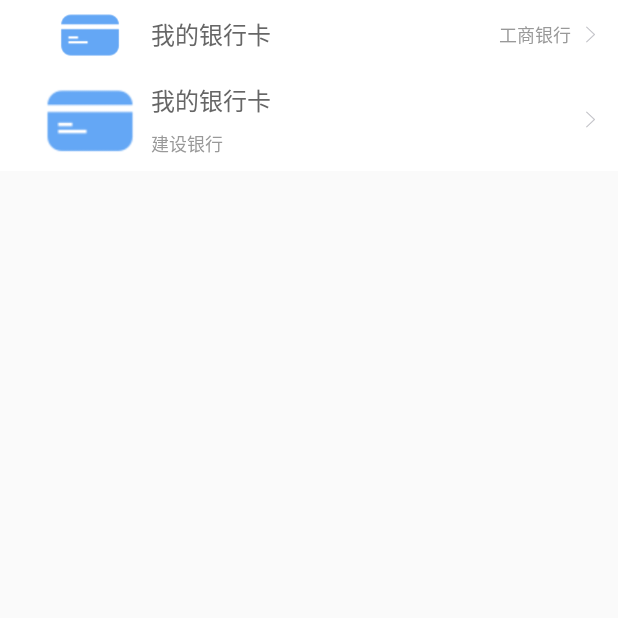
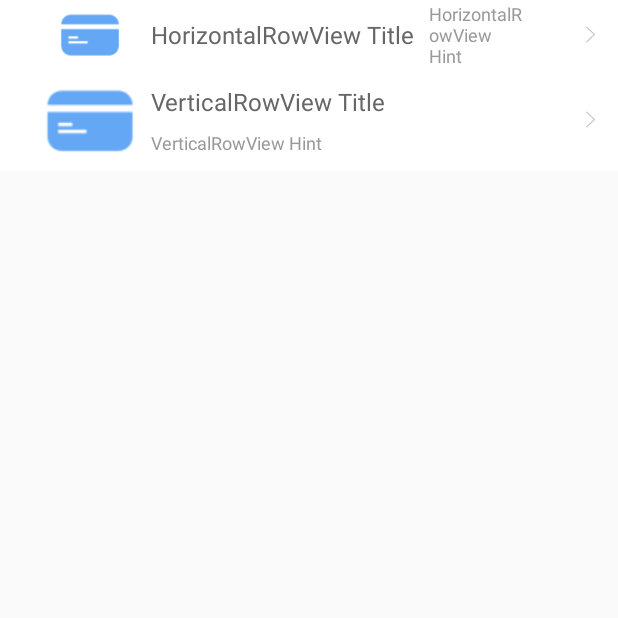
Before and after one commit to crabfang/CommonRowView, an Android app: the screen it shows after launch (MainActivity), on a phone screen of 412 x 824 dp, the top half of it. Run offline under Robolectric (Android 15) with nearby library versions, the phone set to English and light mode, and no system bars.

Commit message:
[MDF]modify some file

```diff
--- a/sample/src/main/res/layout/main_activity.xml
+++ b/sample/src/main/res/layout/main_activity.xml
@@ -8,23 +8,23 @@
     <com.cabe.lib.ui.rowview.HorizontalRowView
         android:id="@+id/frag_me_row_bank_h"
         style="@style/RowViewStyle"
-        app:rv_title="我的银行卡"
+        app:rv_title="HorizontalRowView Title"
         app:rv_titleDrawablePadding="5dp"
         app:rv_titleDrawable="@drawable/rp_icon_me_card"
         app:rv_showHint="true"
-        app:rv_hintTips="工商银行"
-        android:tag="工商银行"
+        app:rv_hintTips="HorizontalRowView Hint"
+        android:tag="HorizontalRowView Tag"
         android:onClick="onClick" />
 
     <com.cabe.lib.ui.rowview.VerticalRowView
         android:id="@+id/frag_me_row_bank_v"
         style="@style/RowViewStyleV"
-        app:rv_title="我的银行卡"
+        app:rv_title="VerticalRowView Title"
         app:rv_titleDrawablePadding="5dp"
         app:rv_titleDrawable="@drawable/rp_icon_me_card"
         app:rv_showHint="true"
-        app:rv_hintTips="建设银行"
-        android:tag="建设银行"
+        app:rv_hintTips="VerticalRowView Hint"
+        android:tag="VerticalRowView Tag"
         android:onClick="onClick" />
 
 </LinearLayout>
```
Also changed, not shown: 1 other file.
